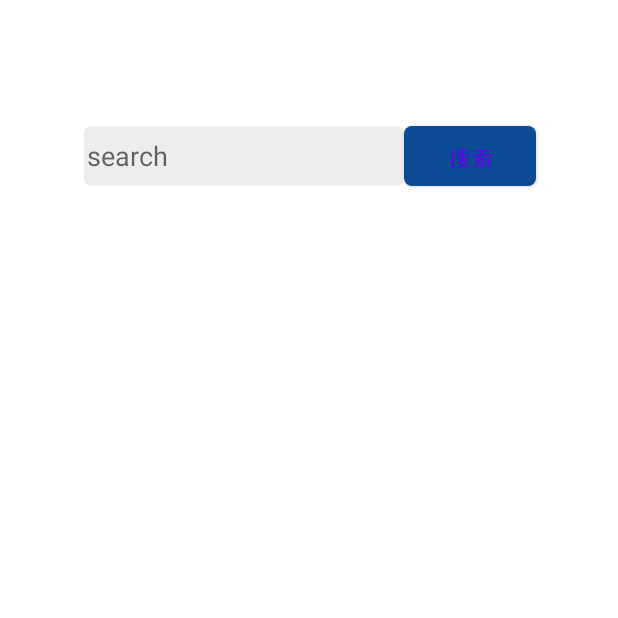
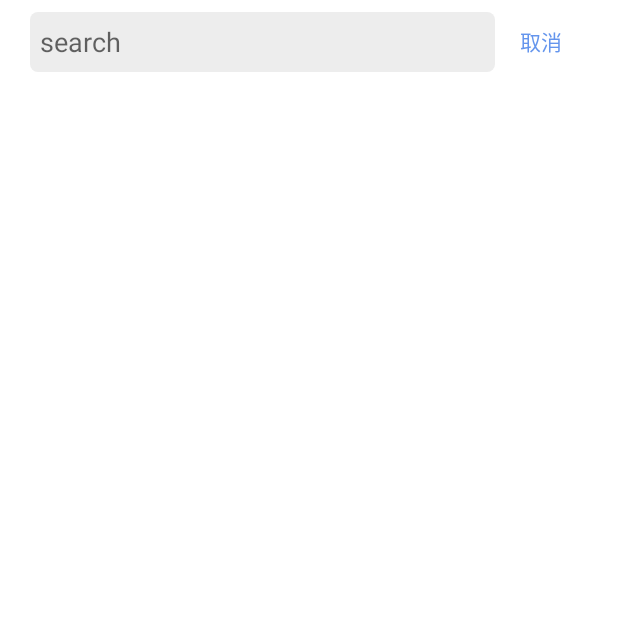
Before and after one commit to impptg/E_Measure, an Android app: the SearchActivity screen opened directly, with no data from a screen before it, on a phone screen of 412 x 824 dp, the top half of it. Run offline under Robolectric (Android 15) with nearby library versions, the phone set to English and light mode, and no system bars.

Commit message:
搜索页面和逻辑

```diff
--- a/app/src/main/java/com/pptg/e_measure/ui/search/SearchActivity.kt
+++ b/app/src/main/java/com/pptg/e_measure/ui/search/SearchActivity.kt
@@ -9,6 +9,7 @@ import android.view.View
 import android.view.inputmethod.InputMethodManager
 import android.widget.EditText
 import androidx.annotation.CallSuper
+import androidx.core.widget.addTextChangedListener
 import androidx.lifecycle.ViewModelProvider
 import androidx.recyclerview.widget.LinearLayoutManager
 import com.pptg.e_measure.EMApplication
@@ -33,6 +34,11 @@ class SearchActivity : AppCompatActivity() ,View.OnClickListener{
             adapter.searchList = it
             adapter.notifyDataSetChanged()
         })
+        binding.searchContent.addTextChangedListener {
+            model.searchContent = binding.searchContent.text.toString()
+            model.search()
+            model.searchList.clear()
+        }
     }
 
     @CallSuper
@@ -70,9 +76,7 @@ class SearchActivity : AppCompatActivity() ,View.OnClickListener{
     override fun onClick(p0: View?) {
         when (p0?.id) {
             R.id.search_btn -> {
-                model.searchContent = binding.searchContent.text.toString()
-                model.search()
-                model.searchList.clear()
+                finish()
             }
         }
     }
--- a/app/src/main/java/com/pptg/e_measure/ui/search/SearchViewModel.kt
+++ b/app/src/main/java/com/pptg/e_measure/ui/search/SearchViewModel.kt
@@ -43,7 +43,8 @@ class SearchViewModel : ViewModel(){
                 // EMApplication.dbManager.getTaskDao().insertTask(mList)
                 //Log.d(TAG, body.toString())
                 for (task in mList) {
-                    if (searchContent.equals(task.name)) {
+                    searchContent = searchContent.uppercase()
+                    if (task.name.startsWith(searchContent)) {
                         searchList.add(task)
                         mSearchList.value = searchList
                     }
--- a/app/src/main/res/layout/activity_search.xml
+++ b/app/src/main/res/layout/activity_search.xml
@@ -4,43 +4,54 @@
     xmlns:tools="http://schemas.android.com/tools"
     android:layout_width="match_parent"
     android:layout_height="match_parent"
-    android:layout_margin="@dimen/padding_dp"
     tools:context=".ui.search.SearchActivity">
+    <androidx.coordinatorlayout.widget.CoordinatorLayout
+        android:layout_width="match_parent"
+        android:layout_height="match_parent">
+        <com.google.android.material.appbar.AppBarLayout
+            android:layout_width="match_parent"
+            android:layout_height="wrap_content"
+            android:background="@color/transparent"
+            app:elevation="0dp"
+            app:layout_scrollFlags="scroll|enterAlways|snap">
+
+            <LinearLayout
+                android:layout_width="match_parent"
+                android:layout_height="?attr/actionBarSize"
+                android:layout_marginLeft="10dp"
+                android:layout_marginRight="10dp"
+                android:gravity="center"
+                app:layout_scrollFlags="scroll|enterAlways|snap">
 
                 <EditText
                     android:id="@+id/search_content"
-        android:layout_width="wrap_content"
+                    android:layout_weight="5"
+                    android:layout_width="0dp"
                     android:layout_height="40dp"
-        android:layout_marginStart="56dp"
-        android:layout_marginTop="84dp"
+                    android:layout_marginStart="10dp"
                     android:background="@drawable/border_bg"
                     android:ems="10"
-        android:hint="search"
-        android:inputType="textPersonName"
-        app:layout_constraintStart_toStartOf="parent"
-        app:layout_constraintTop_toTopOf="parent" />
+                    android:maxLines="1"
+                    android:hint=" search"
+                    app:layout_scrollFlags="scroll|enterAlways|snap" />
 
-    <Button
+                <TextView
                     android:id="@+id/search_btn"
-        android:layout_width="wrap_content"
-        android:layout_height="40dp"
-        android:layout_marginEnd="56dp"
-        android:background="@drawable/border_bg"
-        android:text="搜索"
-        app:layout_constraintBottom_toBottomOf="@+id/search_content"
-        app:layout_constraintEnd_toEndOf="parent"
-        app:layout_constraintHorizontal_bias="0.0"
-        app:layout_constraintStart_toEndOf="@+id/search_content"
-        app:layout_constraintTop_toTopOf="@+id/search_content"
-        app:layout_constraintVertical_bias="0.0" />
+                    android:layout_weight="1"
+                    android:gravity="center"
+                    android:textColor="@color/cornflowerblue"
+                    android:layout_width="0dp"
+                    android:layout_height="30dp"
+                    android:layout_marginEnd="10dp"
+                    android:text="取消"
+                    app:layout_scrollFlags="scroll|enterAlways|snap" />
+            </LinearLayout>
+        </com.google.android.material.appbar.AppBarLayout>
 
         <androidx.recyclerview.widget.RecyclerView
             android:id="@+id/search_result"
             android:layout_width="match_parent"
             android:layout_height="wrap_content"
-        android:layout_marginTop="20dp"
-        app:layout_constraintEnd_toEndOf="@+id/search_btn"
-        app:layout_constraintHorizontal_bias="0.589"
-        app:layout_constraintStart_toStartOf="@+id/search_content"
-        app:layout_constraintTop_toBottomOf="@+id/search_content" />
+            app:layout_behavior="@string/appbar_scrolling_view_behavior"/>
+    </androidx.coordinatorlayout.widget.CoordinatorLayout>
 </androidx.constraintlayout.widget.ConstraintLayout>
```
Lines whose indentation alone changed are shown as unchanged.
